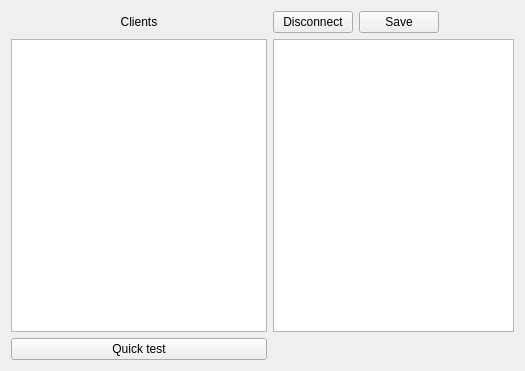
Above: textshredder_gui/clienteditingwindow.ui from mitchelkuijpers/TextShredder before the change. Below: the same form after it.
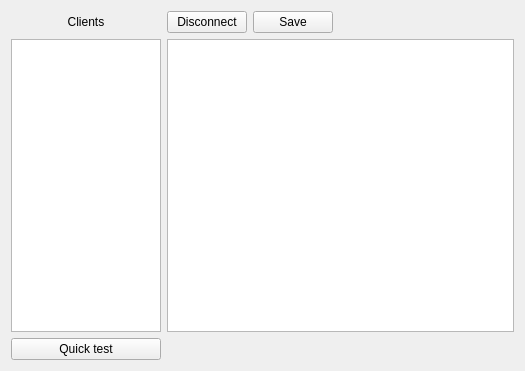
That is the form after the change.

Commit message: Removed debug and changed client edit window

Patch:
```diff
--- a/textshredder_gui/clienteditingwindow.ui
+++ b/textshredder_gui/clienteditingwindow.ui
@@ -66,6 +66,12 @@
        <verstretch>0</verstretch>
       </sizepolicy>
      </property>
+     <property name="maximumSize">
+      <size>
+       <width>150</width>
+       <height>16777215</height>
+      </size>
+     </property>
     </widget>
    </item>
   </layout>
```
The commit also changes 5 other files.
